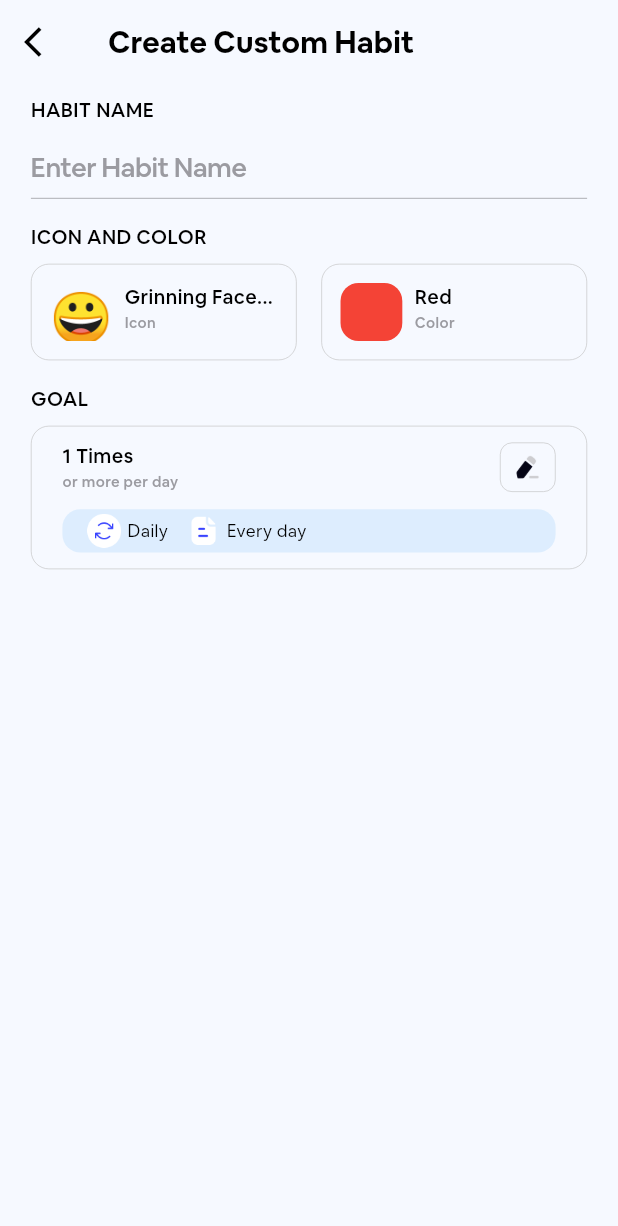
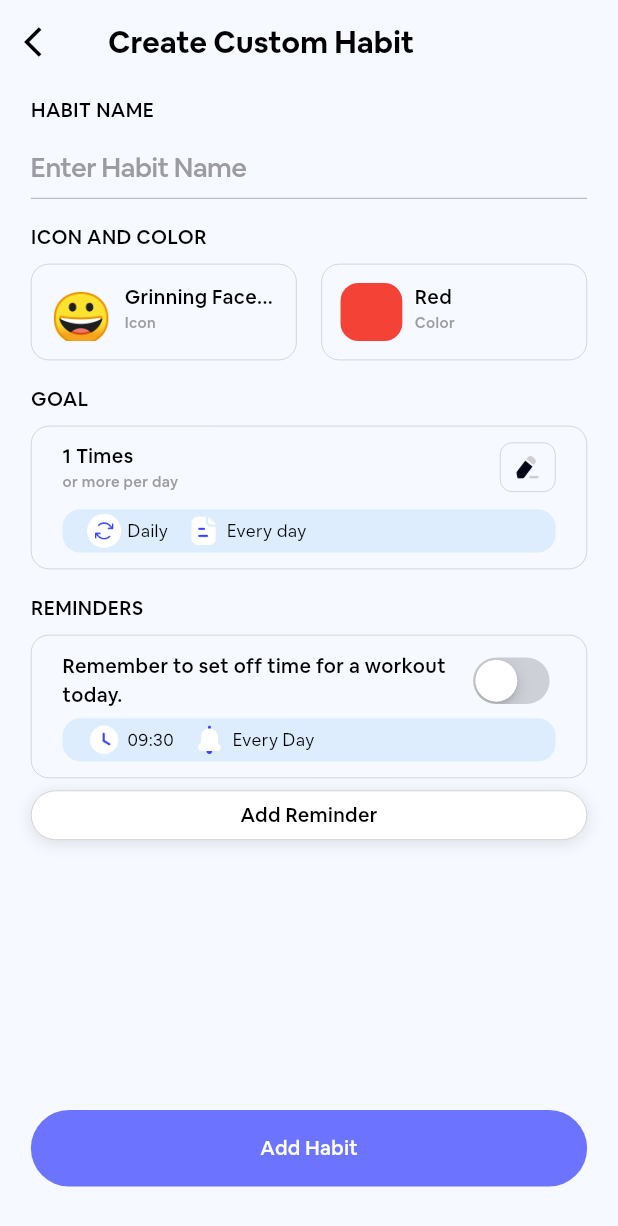
Before and after one commit to iibrahimkahramann/habit_tracker, a Flutter app: the CreateCustomHabitView screen opened by its route, on a phone screen of 412 x 824 dp. Shown: the top 1226 px of the screen. Run offline on Flutter 3.47's test engine with Material 3 defaults, Android fonts, the phone set to English and light mode, and no system bars; our stand-ins replace easy_localization, flutter_riverpod, flutter_slidable, flutter_snake_navigationbar, go_router; missing offline and left inert: app_tracking_transparency; project files that could hold a hidden picture were left out.

Commit message:
create custom habit

```diff
--- /dev/null
+++ b/lib/components/default/default_button_component.dart
@@ -0,0 +1,41 @@
+import 'package:easy_localization/easy_localization.dart';
+import 'package:flutter/material.dart';
+import 'package:habit_tracker/config/theme/custom_theme.dart';
+
+class DefaultButtonComponent extends StatelessWidget {
+  const DefaultButtonComponent({
+    super.key,
+    required this.width,
+    required this.height,
+    required this.onTap,
+    required this.text,
+  });
+
+  final double width;
+  final double height;
+  final VoidCallback onTap;
+  final String text;
+
+  @override
+  Widget build(BuildContext context) {
+    return GestureDetector(
+      onTap: onTap,
+      child: Container(
+        width: width,
+        height: height * 0.062,
+        decoration: BoxDecoration(
+          color: CustomTheme.gradientStart,
+          borderRadius: BorderRadius.circular(30),
+        ),
+        child: Center(
+          child: Text(
+            text.tr(),
+            style: CustomTheme.textTheme(
+              context,
+            ).bodyMedium?.copyWith(color: CustomTheme.accentColor),
+          ),
+        ),
+      ),
+    );
+  }
+}
--- /dev/null
+++ b/lib/components/habit/custom/frequency_picker_bottom_sheet.dart
@@ -0,0 +1,61 @@
+import 'package:easy_localization/easy_localization.dart';
+import 'package:flutter/material.dart';
+import 'package:flutter_riverpod/flutter_riverpod.dart';
+import 'package:habit_tracker/config/theme/custom_theme.dart';
+import 'package:habit_tracker/providers/habit/frequency_provider.dart';
+
+class FrequencyPickerBottomSheet extends ConsumerWidget {
+  const FrequencyPickerBottomSheet({super.key});
+
+  @override
+  Widget build(BuildContext context, WidgetRef ref) {
+    final height = MediaQuery.of(context).size.height;
+    final width = MediaQuery.of(context).size.width;
+    final frequency = ref.watch(frequencyProvider);
+
+    return Container(
+      height: height * 0.4,
+      width: width,
+      decoration: const BoxDecoration(
+        color: Colors.white,
+        borderRadius: BorderRadius.only(
+          topLeft: Radius.circular(25.0),
+          topRight: Radius.circular(25.0),
+        ),
+      ),
+      child: Padding(
+        padding: EdgeInsets.symmetric(
+          horizontal: width * 0.05,
+          vertical: height * 0.05,
+        ),
+        child: Column(
+          crossAxisAlignment: CrossAxisAlignment.start,
+          children: [
+            Text(
+              'FREQUENCY'.tr(),
+              style: CustomTheme.textTheme(context).displaySmall,
+            ),
+            SizedBox(height: height * 0.01),
+            Column(
+              children: Frequency.values.map((freq) {
+                return ListTile(
+                  title: Text(freq.name.tr(), selectionColor: Colors.black),
+                  trailing: frequency == freq
+                      ? const Icon(
+                          Icons.check,
+                          color: CustomTheme.gradientStart,
+                        )
+                      : null,
+                  onTap: () {
+                    ref.read(frequencyProvider.notifier).setFrequency(freq);
+                    Navigator.pop(context);
+                  },
+                );
+              }).toList(),
+            ),
+          ],
+        ),
+      ),
+    );
+  }
+}
--- a/lib/components/habit/custom/goal_daily_component.dart
+++ b/lib/components/habit/custom/goal_daily_component.dart
@@ -1,7 +1,10 @@
 import 'package:flutter/material.dart';
+import 'package:flutter_riverpod/flutter_riverpod.dart';
+import 'package:habit_tracker/components/habit/custom/frequency_picker_bottom_sheet.dart';
 import 'package:habit_tracker/config/theme/custom_theme.dart';
+import 'package:habit_tracker/providers/habit/frequency_provider.dart';
 
-class GoalDailyComponent extends StatelessWidget {
+class GoalDailyComponent extends ConsumerWidget {
   const GoalDailyComponent({
     super.key,
     required this.width,
@@ -12,8 +15,36 @@ class GoalDailyComponent extends StatelessWidget {
   final double height;
 
   @override
-  Widget build(BuildContext context) {
-    return Container(
+  Widget build(BuildContext context, WidgetRef ref) {
+    final frequency = ref.watch(frequencyProvider);
+
+    String frequencyText = 'Daily';
+    String frequencyDetailText = 'Every day';
+    switch (frequency) {
+      case Frequency.daily:
+        frequencyText = 'Daily';
+        frequencyDetailText = 'Every day';
+        break;
+      case Frequency.weekly:
+        frequencyText = 'Weekly';
+        frequencyDetailText = 'Once a week';
+        break;
+      case Frequency.monthly:
+        frequencyText = 'Monthly';
+        frequencyDetailText = 'Once a month';
+        break;
+    }
+
+    return GestureDetector(
+      onTap: () {
+        showModalBottomSheet(
+          context: context,
+          builder: (context) {
+            return const FrequencyPickerBottomSheet();
+          },
+        );
+      },
+      child: Container(
         width: width,
         height: height * 0.035,
         decoration: BoxDecoration(
@@ -21,17 +52,24 @@ class GoalDailyComponent extends StatelessWidget {
           color: CustomTheme.accentColor2,
         ),
         child: Padding(
-        padding: EdgeInsetsGeometry.symmetric(horizontal: width * 0.04),
+          padding: EdgeInsets.symmetric(horizontal: width * 0.04),
           child: Row(
             children: [
               Image.asset('assets/icons/clockwise.png', width: width * 0.055),
               SizedBox(width: width * 0.01),
-            Text('Daily', style: CustomTheme.textTheme(context).bodySmall),
+              Text(
+                frequencyText,
+                style: CustomTheme.textTheme(context).bodySmall,
+              ),
               SizedBox(width: width * 0.03),
               Image.asset('assets/icons/paper.png', width: width * 0.055),
               SizedBox(width: width * 0.01),
-            Text('Every day', style: CustomTheme.textTheme(context).bodySmall),
+              Text(
+                frequencyDetailText,
+                style: CustomTheme.textTheme(context).bodySmall,
+              ),
             ],
+          ),
         ),
       ),
     );
--- /dev/null
+++ b/lib/providers/habit/frequency_provider.dart
@@ -0,0 +1,18 @@
+import 'package:flutter_riverpod/flutter_riverpod.dart';
+
+enum Frequency { daily, weekly, monthly }
+
+class FrequencyNotifier extends Notifier<Frequency> {
+  @override
+  Frequency build() {
+    return Frequency.daily;
+  }
+
+  void setFrequency(Frequency newFrequency) {
+    state = newFrequency;
+  }
+}
+
+final frequencyProvider = NotifierProvider<FrequencyNotifier, Frequency>(() {
+  return FrequencyNotifier();
+});
--- /dev/null
+++ b/lib/providers/habit/reminder_provider.dart
@@ -0,0 +1,3 @@
+import 'package:flutter_riverpod/legacy.dart';
+
+final reminderSwitchProvider = StateProvider<bool>((ref) => false);
--- a/lib/views/create_custom_habit/create_custom_habit_view.dart
+++ b/lib/views/create_custom_habit/create_custom_habit_view.dart
@@ -1,9 +1,12 @@
 import 'package:flutter/material.dart';
 import 'package:flutter_riverpod/flutter_riverpod.dart';
+import 'package:habit_tracker/components/default/default_button_component.dart';
 import 'package:habit_tracker/components/habit/custom/icon_and_color_component.dart';
 import 'package:habit_tracker/components/habit/custom/textfield_component.dart';
 import 'package:habit_tracker/config/bar/detail_bar/detail_nav_bar.dart';
+import 'package:habit_tracker/providers/habit/reminder_provider.dart';
 import 'package:habit_tracker/widgets/habit/goal_container_widget.dart';
+import 'package:habit_tracker/widgets/reminders/reminders_container_widget.dart';
 
 class CreateCustomHabitView extends ConsumerStatefulWidget {
   const CreateCustomHabitView({super.key});
@@ -18,14 +21,18 @@ class _CreateCustomHabitViewState extends ConsumerState<CreateCustomHabitView> {
   Widget build(BuildContext context) {
     final width = MediaQuery.of(context).size.width;
     final height = MediaQuery.of(context).size.height;
+    final isSwitched = ref.watch(reminderSwitchProvider);
+
     return Scaffold(
       appBar: DetailNavBar(name: 'Create Custom Habit'),
-      body: SingleChildScrollView(
+      body: Padding(
+        padding: EdgeInsets.symmetric(horizontal: width * 0.05),
+        child: Column(
+          children: [
+            Expanded(
+              child: SingleChildScrollView(
                 child: Padding(
-          padding: EdgeInsets.symmetric(
-            horizontal: width * 0.05,
-            vertical: height * 0.01,
-          ),
+                  padding: EdgeInsets.symmetric(vertical: height * 0.01),
                   child: Column(
                     crossAxisAlignment: CrossAxisAlignment.start,
                     children: [
@@ -36,8 +43,30 @@ class _CreateCustomHabitViewState extends ConsumerState<CreateCustomHabitView> {
                       ),
                       IconAndColorComponent(height: height, width: width),
                       GoalContainerWidget(height: height, width: width),
+                      RemindersContainerWidget(
+                        height: height,
+                        width: width,
+                        isSwitched: isSwitched,
+                        ref: ref,
+                      ),
                     ],
                   ),
+                ),
+              ),
+            ),
+            Padding(
+              padding: EdgeInsets.only(
+                bottom: height * 0.04,
+                top: height * 0.01,
+              ),
+              child: DefaultButtonComponent(
+                width: width,
+                height: height,
+                onTap: () {},
+                text: 'Add Habit',
+              ),
+            ),
+          ],
         ),
       ),
     );
--- a/lib/widgets/habit/goal_container_widget.dart
+++ b/lib/widgets/habit/goal_container_widget.dart
@@ -44,6 +44,7 @@ class GoalContainerWidget extends StatelessWidget {
             ),
           ),
         ),
+        SizedBox(height: height * 0.02),
       ],
     );
   }
--- /dev/null
+++ b/lib/widgets/reminders/reminders_container_widget.dart
@@ -0,0 +1,133 @@
+import 'package:flutter/cupertino.dart';
+import 'package:flutter/material.dart';
+import 'package:flutter_riverpod/flutter_riverpod.dart';
+import 'package:habit_tracker/config/theme/custom_theme.dart';
+import 'package:habit_tracker/providers/habit/reminder_provider.dart';
+
+class RemindersContainerWidget extends StatelessWidget {
+  const RemindersContainerWidget({
+    super.key,
+    required this.height,
+    required this.width,
+    required this.isSwitched,
+    required this.ref,
+  });
+
+  final double height;
+  final double width;
+  final bool isSwitched;
+  final WidgetRef ref;
+
+  @override
+  Widget build(BuildContext context) {
+    return Column(
+      crossAxisAlignment: CrossAxisAlignment.start,
+      children: [
+        Text('REMINDERS', style: CustomTheme.textTheme(context).bodyMedium),
+        SizedBox(height: height * 0.01),
+        Container(
+          width: width,
+          height: height * 0.116,
+
+          decoration: BoxDecoration(
+            borderRadius: BorderRadius.circular(12),
+            border: Border.all(
+              width: width * 0.001,
+              color: const Color.fromARGB(255, 191, 191, 191),
+            ),
+          ),
+          child: Padding(
+            padding: EdgeInsets.symmetric(
+              horizontal: width * 0.05,
+              vertical: height * 0.013,
+            ),
+            child: Column(
+              mainAxisAlignment: MainAxisAlignment.spaceBetween,
+              children: [
+                Row(
+                  children: [
+                    Expanded(
+                      child: Text(
+                        'Remember to set off time for a workout today.',
+                        style: CustomTheme.textTheme(context).bodyMedium,
+                      ),
+                    ),
+                    CupertinoSwitch(
+                      value: isSwitched,
+                      onChanged: (value) {
+                        ref.read(reminderSwitchProvider.notifier).state = value;
+                      },
+                      activeTrackColor: Colors.green,
+                    ),
+                  ],
+                ),
+                Container(
+                  width: width,
+                  height: height * 0.035,
+                  decoration: BoxDecoration(
+                    borderRadius: BorderRadius.circular(12),
+                    color: CustomTheme.accentColor2,
+                  ),
+                  child: Padding(
+                    padding: EdgeInsets.symmetric(horizontal: width * 0.04),
+                    child: Row(
+                      children: [
+                        Image.asset(
+                          'assets/icons/time.png',
+                          width: width * 0.055,
+                        ),
+                        SizedBox(width: width * 0.01),
+                        Text(
+                          '09:30',
+                          style: CustomTheme.textTheme(context).bodySmall,
+                        ),
+                        SizedBox(width: width * 0.03),
+                        Image.asset(
+                          'assets/icons/alarm.png',
+                          width: width * 0.055,
+                        ),
+                        SizedBox(width: width * 0.01),
+                        Text(
+                          'Every Day',
+                          style: CustomTheme.textTheme(context).bodySmall,
+                        ),
+                      ],
+                    ),
+                  ),
+                ),
+              ],
+            ),
+          ),
+        ),
+        SizedBox(height: height * 0.01),
+        Container(
+          width: width,
+          height: height * 0.04,
+          decoration: BoxDecoration(
+            borderRadius: BorderRadius.circular(30),
+            border: Border.all(
+              width: width * 0.001,
+              color: const Color.fromARGB(255, 191, 191, 191),
+            ),
+            boxShadow: [
+              BoxShadow(
+                color: Colors.black.withValues(alpha: 0.1),
+                blurRadius: 8,
+                spreadRadius: 1,
+                offset: const Offset(0, 2),
+              ),
+            ],
+            color: Colors.white,
+          ),
+          child: Center(
+            child: Text(
+              'Add Reminder',
+              style: CustomTheme.textTheme(context).bodyMedium,
+            ),
+          ),
+        ),
+        SizedBox(height: height * 0.01),
+      ],
+    );
+  }
+}
```
Also changed, not shown: assets/icons/Icons/Icons/Bell.png (added), assets/icons/Icons/Time Circle.png (added), assets/icons/alarm.png (added), assets/icons/time.png (added). Lines whose indentation alone changed are shown as unchanged.
